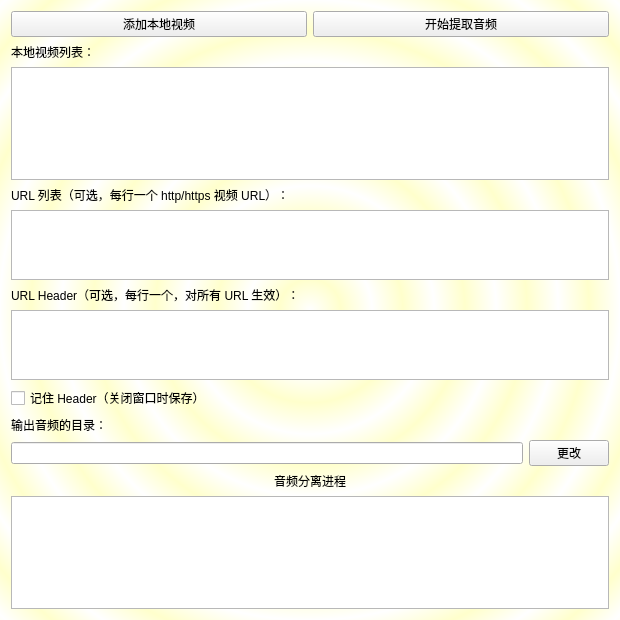
Above: audioextractorwindow.ui from xyzlyz/audiolab before the change. Below: the same form after it.
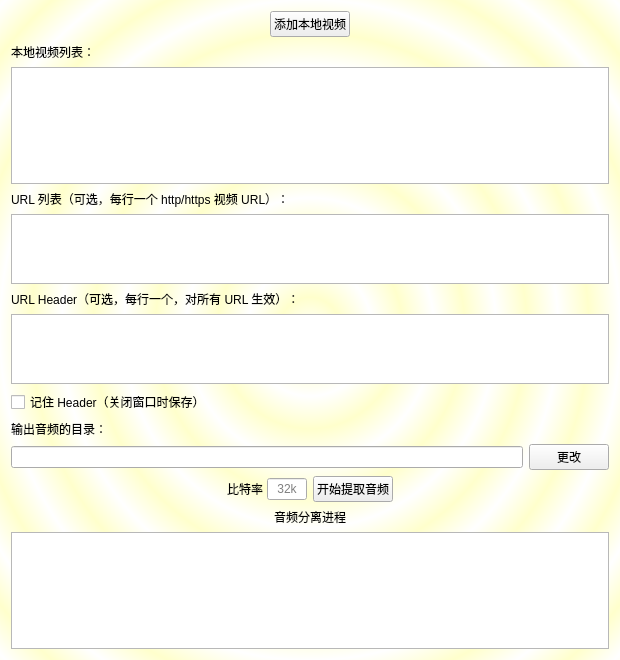
That is the form after the change.

Commit message: bitrate setting move start button back

```diff
--- a/audioextractorwindow.ui
+++ b/audioextractorwindow.ui
@@ -7,7 +7,7 @@
     <x>0</x>
     <y>0</y>
     <width>620</width>
-    <height>620</height>
+    <height>660</height>
    </rect>
   </property>
   <property name="windowTitle">
@@ -21,6 +21,19 @@
   <layout class="QVBoxLayout" name="verticalLayout">
    <item>
     <layout class="QHBoxLayout" name="horizontalLayout_buttons">
+     <item>
+      <spacer name="horizontalSpacer_add_left">
+       <property name="orientation">
+        <enum>Qt::Orientation::Horizontal</enum>
+       </property>
+       <property name="sizeHint" stdset="0">
+        <size>
+         <width>40</width>
+         <height>20</height>
+        </size>
+       </property>
+      </spacer>
+     </item>
      <item>
       <widget class="QPushButton" name="btnSelectVideo">
        <property name="text">
@@ -29,11 +42,17 @@
       </widget>
      </item>
      <item>
-      <widget class="QPushButton" name="btnExtractAudio">
-       <property name="text">
-        <string>开始提取音频</string>
+      <spacer name="horizontalSpacer_add_right">
+       <property name="orientation">
+        <enum>Qt::Orientation::Horizontal</enum>
        </property>
-      </widget>
+       <property name="sizeHint" stdset="0">
+        <size>
+         <width>40</width>
+         <height>20</height>
+        </size>
+       </property>
+      </spacer>
      </item>
     </layout>
    </item>
@@ -120,6 +139,82 @@
      </item>
     </layout>
    </item>
+   <item>
+    <layout class="QHBoxLayout" name="horizontalLayout_start">
+     <item>
+      <spacer name="horizontalSpacer_start_left">
+       <property name="orientation">
+        <enum>Qt::Orientation::Horizontal</enum>
+       </property>
+       <property name="sizeHint" stdset="0">
+        <size>
+         <width>40</width>
+         <height>20</height>
+        </size>
+       </property>
+      </spacer>
+     </item>
+     <item>
+      <layout class="QHBoxLayout" name="horizontalLayout_bitrate">
+       <property name="spacing">
+        <number>0</number>
+       </property>
+       <property name="leftMargin">
+        <number>0</number>
+       </property>
+       <item>
+        <widget class="QLabel" name="labelBitrate">
+         <property name="maximumSize">
+          <size>
+           <width>40</width>
+           <height>16777215</height>
+          </size>
+         </property>
+         <property name="text">
+          <string>比特率</string>
+         </property>
+        </widget>
+       </item>
+       <item>
+        <widget class="QLineEdit" name="lineEditBitrate">
+         <property name="maximumSize">
+          <size>
+           <width>40</width>
+           <height>16777215</height>
+          </size>
+         </property>
+         <property name="alignment">
+          <set>Qt::AlignmentFlag::AlignCenter</set>
+         </property>
+         <property name="placeholderText">
+          <string>32k</string>
+         </property>
+        </widget>
+       </item>
+      </layout>
+     </item>
+     <item>
+      <widget class="QPushButton" name="btnExtractAudio">
+       <property name="text">
+        <string>开始提取音频</string>
+       </property>
+      </widget>
+     </item>
+     <item>
+      <spacer name="horizontalSpacer_start_right">
+       <property name="orientation">
+        <enum>Qt::Orientation::Horizontal</enum>
+       </property>
+       <property name="sizeHint" stdset="0">
+        <size>
+         <width>40</width>
+         <height>20</height>
+        </size>
+       </property>
+      </spacer>
+     </item>
+    </layout>
+   </item>
    <item>
     <widget class="QLabel" name="label_3">
      <property name="alignment">
```
Left out of the diff: 6 changed lines with no effect on the pictures. The commit also changes 5 other files.
